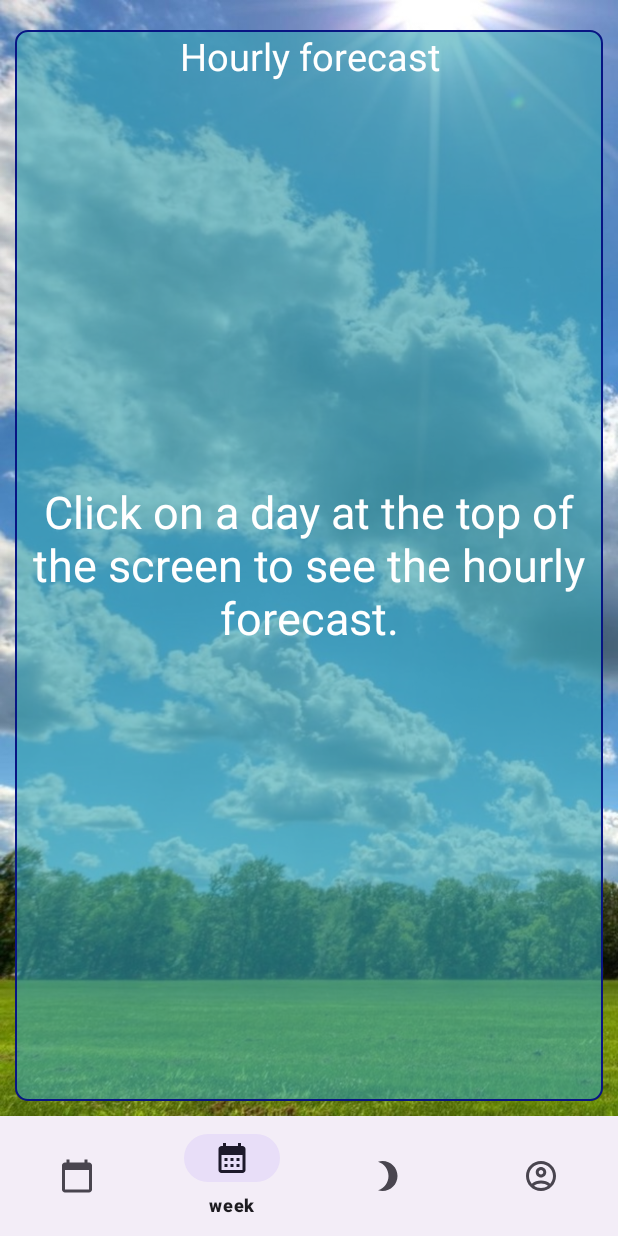
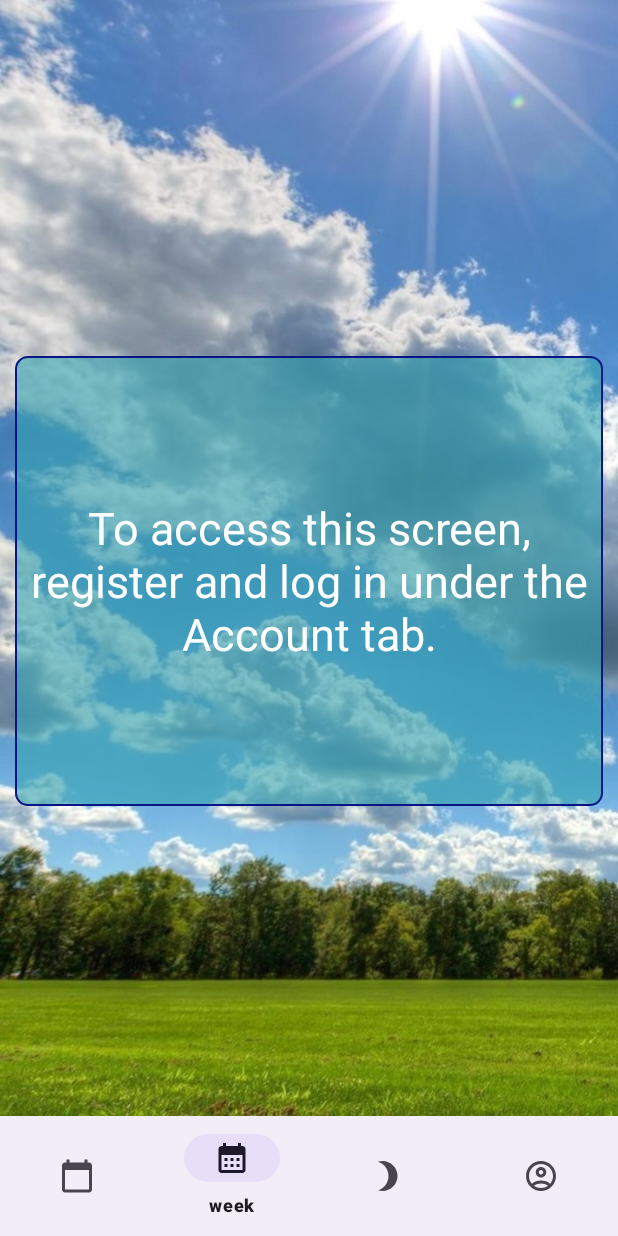
Before and after one commit to JohnyRico2022/Weather-App-Diplom, an Android app: the WeekFragment screen opened through its navigation route, on a phone screen of 412 x 824 dp. Run offline under Robolectric (Android 15) with nearby library versions, the phone set to English and light mode, and no system bars; our stand-ins replace navigation-ui; network calls fail; pictures from the network do not load; 4 statements that could not run were skipped.

Commit message:
added recyclers

```diff
--- a/app/src/main/java/ru/nikita/weatherappdiplom/ui/SettingsFragment.kt
+++ b/app/src/main/java/ru/nikita/weatherappdiplom/ui/SettingsFragment.kt
@@ -30,7 +30,7 @@ class SettingsFragment : Fragment() {
         binding.versionInfoValue.text = BuildConfig.VERSION_NAME
 
         val getRating = pref.getFloat(KEY_SETTINGS_RATING, 3.5f)
-        val buttonChecked = pref.getInt(KEY_SETTINGS_RADIO_BUTTON, R.id.ru_button)
+        val buttonChecked = pref.getInt(KEY_SETTINGS_RADIO_BUTTON, R.id.en_button)
 
         binding.backToFragmentUser.setOnClickListener {
             findNavController().popBackStack(R.id.userInfoFragment, false)
--- a/app/src/main/java/ru/nikita/weatherappdiplom/ui/WeekFragment.kt
+++ b/app/src/main/java/ru/nikita/weatherappdiplom/ui/WeekFragment.kt
@@ -10,7 +10,14 @@ import androidx.fragment.app.viewModels
 import kotlinx.coroutines.CoroutineScope
 import kotlinx.coroutines.Dispatchers
 import kotlinx.coroutines.launch
+import ru.nikita.weatherappdiplom.adapter.DaysAdapter
+import ru.nikita.weatherappdiplom.adapter.HoursAdapter
+import ru.nikita.weatherappdiplom.adapter.OnInteractionListener
 import ru.nikita.weatherappdiplom.databinding.FragmentWeekBinding
+import ru.nikita.weatherappdiplom.dto.Forecastday
+import ru.nikita.weatherappdiplom.utils.KEY_AUTH
+import ru.nikita.weatherappdiplom.utils.KEY_AUTH_SIGNIN
+import ru.nikita.weatherappdiplom.utils.KEY_AUTH_SIGNUP
 import ru.nikita.weatherappdiplom.utils.KEY_SETTINGS
 import ru.nikita.weatherappdiplom.utils.KEY_SETTINGS_LANGUAGE
 import ru.nikita.weatherappdiplom.utils.KEY_WEATHER
@@ -19,7 +26,6 @@ import ru.nikita.weatherappdiplom.viewmodel.WeatherViewModel
 
 
 class WeekFragment : Fragment() {
-
 
     override fun onCreateView(
         inflater: LayoutInflater, container: ViewGroup?,
@@ -36,14 +42,53 @@ class WeekFragment : Fragment() {
             .getSharedPreferences(KEY_WEATHER, Context.MODE_PRIVATE)
         val city = prefWeather.getString(KEY_WEATHER_CITY, "Moscow").toString()
 
+        val prefAuth = this.requireActivity()
+            .getSharedPreferences(KEY_AUTH, Context.MODE_PRIVATE)
+        val userSignUp = prefAuth.getString(KEY_AUTH_SIGNIN, "signIn").toString()
+        val userSignIn = prefAuth.getString(KEY_AUTH_SIGNUP, "signUp").toString()
+        updateUI(binding, userSignIn, userSignUp)
+
         CoroutineScope(Dispatchers.Main).launch {
             viewModel.getWeather(city, language)
         }
 
 
+        val adapterDays = DaysAdapter(object : OnInteractionListener{
+            override fun onItemClicked(itemDay: Forecastday) {
+                val listHour = itemDay.hour
+                viewModel.dataHour.value = listHour
+
+                binding.textHoursRecycler.visibility = View.GONE
+                binding.hoursRecycler.visibility = View.VISIBLE
+            }
+        })
+        binding.daysRecycler.adapter = adapterDays
+
+        viewModel.data.observe(viewLifecycleOwner){
+            adapterDays.submitList(it.forecast.forecastday)
+        }
 
 
 
+        val adapterHours = HoursAdapter()
+        binding.hoursRecycler.adapter = adapterHours
+
+        viewModel.dataHour.observe(viewLifecycleOwner){
+            adapterHours.submitList(it)
+        }
+
         return binding.root
     }
+
+    private fun updateUI(binding: FragmentWeekBinding, userSignIn: String, userSignUp: String) {
+        if (userSignIn == userSignUp) {
+            binding.frameLayoutDays.visibility = View.VISIBLE
+            binding.frameLayoutHours.visibility = View.VISIBLE
+            binding.noAccessCardWeekFragment.visibility = View.GONE
+        } else {
+            binding.frameLayoutDays.visibility = View.GONE
+            binding.frameLayoutHours.visibility = View.GONE
+            binding.noAccessCardWeekFragment.visibility = View.VISIBLE
+        }
+    }
 }
--- a/app/src/main/java/ru/nikita/weatherappdiplom/viewmodel/WeatherViewModel.kt
+++ b/app/src/main/java/ru/nikita/weatherappdiplom/viewmodel/WeatherViewModel.kt
@@ -4,15 +4,17 @@ import android.app.Application
 import androidx.lifecycle.AndroidViewModel
 import androidx.lifecycle.MutableLiveData
 import ru.nikita.weatherappdiplom.BuildConfig
+import ru.nikita.weatherappdiplom.dto.Hour
 import ru.nikita.weatherappdiplom.dto.WeatherModel
 import ru.nikita.weatherappdiplom.service.WeatherApi
 
 class WeatherViewModel(application: Application) : AndroidViewModel(application) {
 
     val data = MutableLiveData<WeatherModel>()
+    val dataHour = MutableLiveData<List<Hour>>()
+
 
     private val apiKey = BuildConfig.MY_API_KEY
-
     suspend fun getWeather(city: String, language: String): MutableLiveData<WeatherModel> {
 
         val response = WeatherApi.retrofitService.getWeatherData(
--- a/app/src/main/res/layout/fragment_week.xml
+++ b/app/src/main/res/layout/fragment_week.xml
@@ -14,7 +14,7 @@
         android:layout_marginStart="@dimen/common_spacing"
         android:layout_marginTop="@dimen/common_spacing"
         android:layout_marginEnd="@dimen/common_spacing"
-        android:visibility="visible"
+        android:visibility="gone"
         android:background="@drawable/border"
         app:layout_constraintEnd_toEndOf="parent"
         app:layout_constraintStart_toStartOf="parent"
@@ -34,7 +34,7 @@
         android:layout_width="match_parent"
         android:layout_height="0dp"
         android:layout_margin="@dimen/common_spacing"
-        android:visibility="visible"
+        android:visibility="gone"
         android:background="@drawable/border"
         app:layout_constraintBottom_toBottomOf="parent"
         app:layout_constraintEnd_toEndOf="parent"
@@ -78,7 +78,7 @@
         style="@style/data_card"
         android:layout_width="match_parent"
         android:layout_height="300dp"
-        android:visibility="gone"
+        android:visibility="visible"
         app:layout_constraintBottom_toBottomOf="parent"
         app:layout_constraintEnd_toEndOf="parent"
         app:layout_constraintStart_toStartOf="parent"
```
Also changed, not shown: app/src/main/java/ru/nikita/weatherappdiplom/adapter/DaysAdapter.kt (added, +65 -0 lines), app/src/main/java/ru/nikita/weatherappdiplom/adapter/HoursAdapter.kt (added, +51 -0 lines), app/src/main/java/ru/nikita/weatherappdiplom/utils/DateConverter.kt (added, +23 -0 lines), app/src/main/res/layout/item_hour.xml (renamed from app/src/main/res/layout/item_week_temp.xml, +8 -9 lines).
